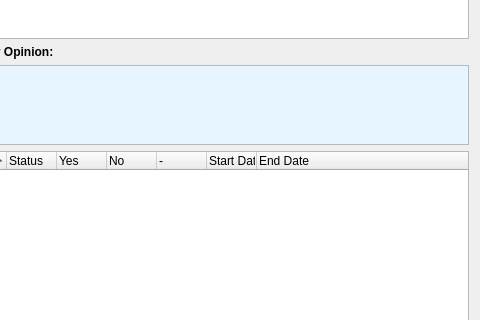
This is ui/AdvisorWindow.ui in dmzdev/stance as Qt 5 draws it before an edit; both pictures show x 574 to 1054 and y 164 to 484 of the 1054 by 600 pixel window. The edited form follows.
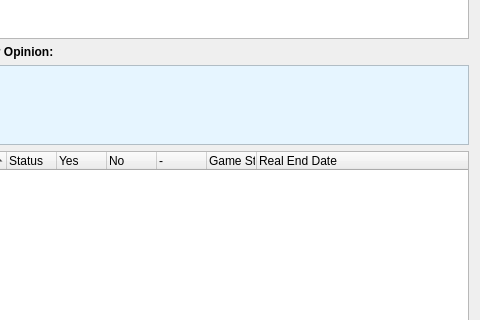
This is the edited form.

Patch:
```diff
--- a/ui/AdvisorWindow.ui
+++ b/ui/AdvisorWindow.ui
@@ -844,12 +844,12 @@
        </column>
        <column>
         <property name="text">
-         <string>Start Date</string>
+         <string>Game Start Date</string>
         </property>
        </column>
        <column>
         <property name="text">
-         <string>End Date</string>
+         <string>Real End Date</string>
         </property>
        </column>
       </widget>
```
